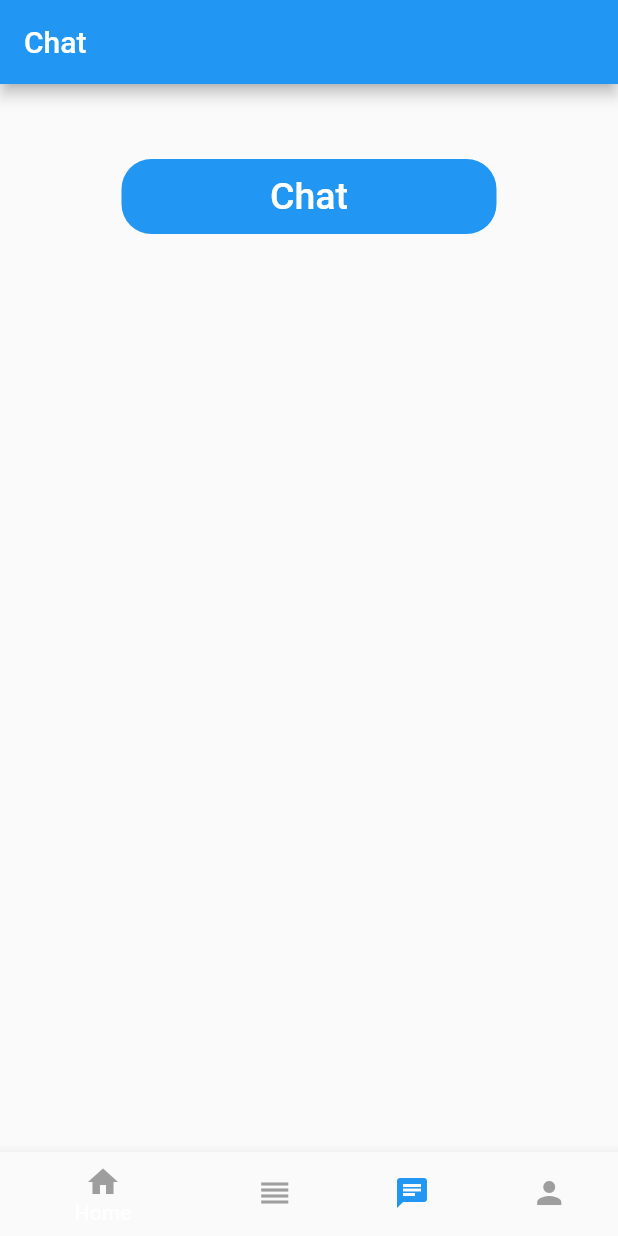
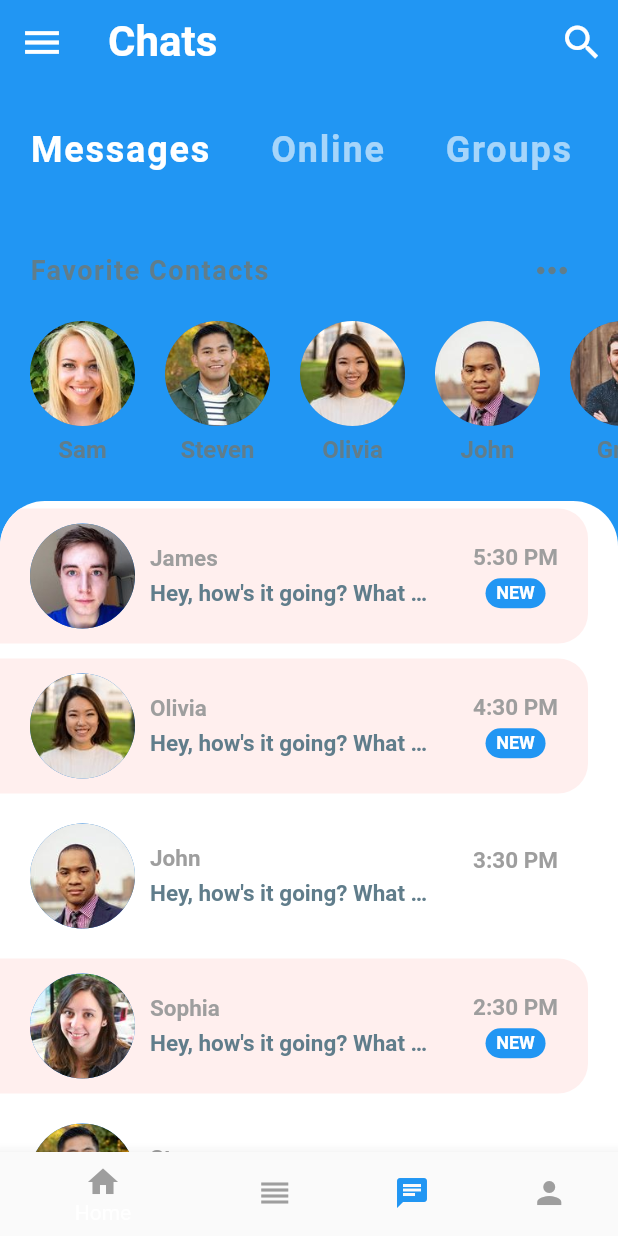
Before and after one commit to oak8MJ/Boardzy-ALPHA, a Flutter app: the HomePage screen opened by its route, swiped to page 3, on a phone screen of 412 x 824 dp. Run offline on Flutter 3.47's test engine with Material 2 defaults, Android fonts, the phone set to English and light mode, and no system bars.

Commit message:
chat UI kinda complete

```diff
--- a/lib/main.dart
+++ b/lib/main.dart
@@ -1,12 +1,14 @@
 import 'package:flutter/material.dart';
 import 'package:pages_familiar/login.dart';
+import 'package:pages_familiar/models/message_model.dart';
 import 'package:pages_familiar/pages/appbar.dart';
-import 'package:pages_familiar/pages/chat.dart';
+import 'package:pages_familiar/screens/home_screen.dart';
 import 'package:pages_familiar/pages/gaming.dart';
 import 'package:pages_familiar/pages/landingpage.dart';
 import 'package:pages_familiar/pages/officeboard.dart';
 import 'package:pages_familiar/pages/settings.dart';
 import 'package:pages_familiar/pages/signup.dart';
+import 'package:pages_familiar/screens/chat_screen.dart';
 
 void main() {
   runApp(MyApp());
@@ -29,7 +31,9 @@ class MyApp extends StatelessWidget {
         '/settings': (context) => SettingsPage(),
         '/Office': (context) => OfficePage(),
         '/gaming': (context) => GamingPage(),
-        '/Chat': (context) => ChatPage()
+
+        '/Chat': (context) => HomeScreen(),
+        '/Chatjohn': (context) => ChatScreen(user: john),
       },
     );
   }
--- /dev/null
+++ b/lib/models/message_model.dart
@@ -0,0 +1,164 @@
+import 'package:pages_familiar/models/user_model.dart';
+
+class Message {
+  final User sender;
+  final String
+      time; // Would usually be type DateTime or Firebase Timestamp in production apps
+  final String text;
+  final bool isLiked;
+  final bool unread;
+
+  Message({
+    required this.sender,
+    required this.time,
+    required this.text,
+    required this.isLiked,
+    required this.unread,
+  });
+}
+
+// YOU - current user
+final User currentUser = User(
+  id: 0,
+  name: 'Current User',
+  imageUrl: 'images/greg.jpg',
+);
+
+// USERS
+final User greg = User(
+  id: 1,
+  name: 'Greg',
+  imageUrl: 'images/greg.jpg',
+);
+final User james = User(
+  id: 2,
+  name: 'James',
+  imageUrl: 'images/james.jpg',
+);
+final User john = User(
+  id: 3,
+  name: 'John',
+  imageUrl: 'images/john.jpg',
+);
+final User olivia = User(
+  id: 4,
+  name: 'Olivia',
+  imageUrl: 'images/olivia.jpg',
+);
+final User sam = User(
+  id: 5,
+  name: 'Sam',
+  imageUrl: 'images/sam.jpg',
+);
+final User sophia = User(
+  id: 6,
+  name: 'Sophia',
+  imageUrl: 'images/sophia.jpg',
+);
+final User steven = User(
+  id: 7,
+  name: 'Steven',
+  imageUrl: 'images/steven.jpg',
+);
+
+// FAVORITE CONTACTS
+List<User> favorites = [sam, steven, olivia, john, greg];
+
+// EXAMPLE CHATS ON HOME SCREEN
+List<Message> chats = [
+  Message(
+    sender: james,
+    time: '5:30 PM',
+    text: 'Hey, how\'s it going? What did you do today?',
+    isLiked: false,
+    unread: true,
+  ),
+  Message(
+    sender: olivia,
+    time: '4:30 PM',
+    text: 'Hey, how\'s it going? What did you do today?',
+    isLiked: false,
+    unread: true,
+  ),
+  Message(
+    sender: john,
+    time: '3:30 PM',
+    text: 'Hey, how\'s it going? What did you do today?',
+    isLiked: false,
+    unread: false,
+  ),
+  Message(
+    sender: sophia,
+    time: '2:30 PM',
+    text: 'Hey, how\'s it going? What did you do today?',
+    isLiked: false,
+    unread: true,
+  ),
+  Message(
+    sender: steven,
+    time: '1:30 PM',
+    text: 'Hey, how\'s it going? What did you do today?',
+    isLiked: false,
+    unread: false,
+  ),
+  Message(
+    sender: sam,
+    time: '12:30 PM',
+    text: 'Hey, how\'s it going? What did you do today?',
+    isLiked: false,
+    unread: false,
+  ),
+  Message(
+    sender: greg,
+    time: '11:30 AM',
+    text: 'Hey, how\'s it going? What did you do today?',
+    isLiked: false,
+    unread: false,
+  ),
+];
+
+// EXAMPLE MESSAGES IN CHAT SCREEN
+List<Message> messages = [
+  Message(
+    sender: james,
+    time: '5:30 PM',
+    text: 'Hey, how\'s it going? What did you do today?',
+    isLiked: true,
+    unread: true,
+  ),
+  Message(
+    sender: currentUser,
+    time: '4:30 PM',
+    text: 'Just walked my doge. She was super duper cute. The best pupper!!',
+    isLiked: false,
+    unread: true,
+  ),
+  Message(
+    sender: james,
+    time: '3:45 PM',
+    text: 'How\'s the doggo?',
+    isLiked: false,
+    unread: true,
+  ),
+  Message(
+    sender: james,
+    time: '3:15 PM',
+    text: 'The GK61',
+    isLiked: true,
+    unread: true,
+  ),
+  Message(
+    sender: currentUser,
+    time: '2:30 PM',
+    text: 'Nice! What keyboard?',
+    isLiked: false,
+    unread: true,
+  ),
+  Message(
+    sender: james,
+    time: '2:00 PM',
+    text: 'This keyboard is so cool',
+    isLiked: false,
+    unread: true,
+  ),
+];
--- /dev/null
+++ b/lib/models/user_model.dart
@@ -0,0 +1,11 @@
+class User {
+  final int id;
+  final String name;
+  final String imageUrl;
+
+  User({
+    required this.id,
+    required this.name,
+    required this.imageUrl,
+  });
+}
--- a/lib/pages/appbar.dart
+++ b/lib/pages/appbar.dart
@@ -5,7 +5,7 @@ import 'package:flutter/material.dart';
 import 'package:pages_familiar/pages/account_page.dart';
 import 'package:pages_familiar/pages/categories.dart';
 import 'package:pages_familiar/pages/Home.dart';
-import 'package:pages_familiar/pages/chat.dart';
+import 'package:pages_familiar/screens/home_screen.dart';
 
 class HomePage extends StatefulWidget {
   HomePage({Key? key}) : super(key: key);
@@ -19,7 +19,7 @@ class _HomePageState extends State<HomePage> {
   List<Widget> _screens = [
     BlogPage(),
     CategoriesPage(),
-    ChatPage(),
+    HomeScreen(),
     AccountPage(),
   ];
 
--- a/lib/pages/chat.dart
+++ b/lib/pages/chat.dart
@@ -1,6 +1,6 @@
-import 'dart:ui';
 import 'package:flutter/widgets.dart';
 import 'package:flutter/material.dart';
+
 
 class ChatPage extends StatelessWidget {
   const ChatPage({Key? key}) : super(key: key);
@@ -28,7 +28,7 @@ class ChatPage extends StatelessWidget {
                     borderRadius: BorderRadius.circular(20)),
                 child: TextButton(
                   onPressed: () {
-                    Navigator.pushNamed(context, '');
+                    Navigator.pushNamed(context, '/Chat');
                   },
                   child: Text(
                     'Chat',
--- /dev/null
+++ b/lib/screens/home_screen.dart
@@ -0,0 +1,64 @@
+import 'package:flutter/material.dart';
+import 'package:pages_familiar/widgets/category_selector.dart';
+import 'package:pages_familiar/widgets/favorite_contacts.dart';
+import 'package:pages_familiar/widgets/recent_chats.dart';
+
+class HomeScreen extends StatefulWidget {
+  @override
+  _HomeScreenState createState() => _HomeScreenState();
+}
+
+class _HomeScreenState extends State<HomeScreen> {
+  @override
+  Widget build(BuildContext context) {
+    return Scaffold(
+      backgroundColor: Theme.of(context).primaryColor,
+      appBar: AppBar(
+        leading: IconButton(
+          icon: Icon(Icons.menu),
+          iconSize: 30.0,
+          color: Colors.white,
+          onPressed: () {},
+        ),
+        title: Text(
+          'Chats',
+          style: TextStyle(
+            fontSize: 28.0,
+            fontWeight: FontWeight.bold,
+          ),
+        ),
+        elevation: 0.0,
+        actions: <Widget>[
+          IconButton(
+            icon: Icon(Icons.search),
+            iconSize: 30.0,
+            color: Colors.white,
+            onPressed: () {},
+          ),
+        ],
+      ),
+      body: Column(
+        children: <Widget>[
+          CategorySelector(),
+          Expanded(
+            child: Container(
+              decoration: BoxDecoration(
+                color: Theme.of(context).accentColor,
+                borderRadius: BorderRadius.only(
+                  topLeft: Radius.circular(30.0),
+                  topRight: Radius.circular(30.0),
+                ),
+              ),
+              child: Column(
+                children: <Widget>[
+                  FavoriteContacts(),
+                  RecentChats(),
+                ],
+              ),
+            ),
+          ),
+        ],
+      ),
+    );
+  }
+}
--- /dev/null
+++ b/lib/widgets/category_selector.dart
@@ -0,0 +1,47 @@
+import 'package:flutter/material.dart';
+
+class CategorySelector extends StatefulWidget {
+  @override
+  _CategorySelectorState createState() => _CategorySelectorState();
+}
+
+class _CategorySelectorState extends State<CategorySelector> {
+  int selectedIndex = 0;
+  final List<String> categories = ['Messages', 'Online', 'Groups', 'Requests'];
+
+  @override
+  Widget build(BuildContext context) {
+    return Container(
+      height: 90.0,
+      color: Theme.of(context).primaryColor,
+      child: ListView.builder(
+        scrollDirection: Axis.horizontal,
+        itemCount: categories.length,
+        itemBuilder: (BuildContext context, int index) {
+          return GestureDetector(
+            onTap: () {
+              setState(() {
+                selectedIndex = index;
+              });
+            },
+            child: Padding(
+              padding: EdgeInsets.symmetric(
+                horizontal: 20.0,
+                vertical: 30.0,
+              ),
+              child: Text(
+                categories[index],
+                style: TextStyle(
+                  color: index == selectedIndex ? Colors.white : Colors.white60,
+                  fontSize: 24.0,
+                  fontWeight: FontWeight.bold,
+                  letterSpacing: 1.2,
+                ),
+              ),
+            ),
+          );
+        },
+      ),
+    );
+  }
+}
--- /dev/null
+++ b/lib/widgets/favorite_contacts.dart
@@ -0,0 +1,82 @@
+import 'package:flutter/material.dart';
+import 'package:pages_familiar/models/message_model.dart';
+import 'package:pages_familiar/screens/chat_screen.dart';
+
+class FavoriteContacts extends StatelessWidget {
+  @override
+  Widget build(BuildContext context) {
+    return Padding(
+      padding: EdgeInsets.symmetric(vertical: 10.0),
+      child: Column(
+        children: <Widget>[
+          Padding(
+            padding: EdgeInsets.symmetric(horizontal: 20.0),
+            child: Row(
+              mainAxisAlignment: MainAxisAlignment.spaceBetween,
+              children: <Widget>[
+                Text(
+                  'Favorite Contacts',
+                  style: TextStyle(
+                    color: Colors.blueGrey,
+                    fontSize: 18.0,
+                    fontWeight: FontWeight.bold,
+                    letterSpacing: 1.0,
+                  ),
+                ),
+                IconButton(
+                  icon: Icon(
+                    Icons.more_horiz,
+                  ),
+                  iconSize: 30.0,
+                  color: Colors.blueGrey,
+                  onPressed: () {},
+                ),
+              ],
+            ),
+          ),
+          Container(
+            height: 120.0,
+            child: ListView.builder(
+              padding: EdgeInsets.only(left: 10.0),
+              scrollDirection: Axis.horizontal,
+              itemCount: favorites.length,
+              itemBuilder: (BuildContext context, int index) {
+                return GestureDetector(
+                  onTap: () => Navigator.push(
+                    context,
+                    MaterialPageRoute(
+                      builder: (_) => ChatScreen(
+                        user: favorites[index],
+                      ),
+                    ),
+                  ),
+                  child: Padding(
+                    padding: EdgeInsets.all(10.0),
+                    child: Column(
+                      children: <Widget>[
+                        CircleAvatar(
+                          radius: 35.0,
+                          backgroundImage:
+                              AssetImage(favorites[index].imageUrl),
+                        ),
+                        SizedBox(height: 6.0),
+                        Text(
+                          favorites[index].name,
+                          style: TextStyle(
+                            color: Colors.blueGrey,
+                            fontSize: 16.0,
+                            fontWeight: FontWeight.w600,
+                          ),
+                        ),
+                      ],
+                    ),
+                  ),
+                );
+              },
+            ),
+          ),
+        ],
+      ),
+    );
+  }
+}
--- /dev/null
+++ b/lib/widgets/recent_chats.dart
@@ -0,0 +1,126 @@
+import 'package:flutter/material.dart';
+import 'package:pages_familiar/models/message_model.dart';
+import 'package:pages_familiar/screens/chat_screen.dart';
+
+class RecentChats extends StatelessWidget {
+  @override
+  Widget build(BuildContext context) {
+    return Expanded(
+      child: Container(
+        decoration: BoxDecoration(
+          color: Colors.white,
+          borderRadius: BorderRadius.only(
+            topLeft: Radius.circular(30.0),
+            topRight: Radius.circular(30.0),
+          ),
+        ),
+        child: ClipRRect(
+          borderRadius: BorderRadius.only(
+            topLeft: Radius.circular(30.0),
+            topRight: Radius.circular(30.0),
+          ),
+          child: ListView.builder(
+            itemCount: chats.length,
+            itemBuilder: (BuildContext context, int index) {
+              final Message chat = chats[index];
+              return GestureDetector(
+                onTap: () => Navigator.push(
+                  context,
+                  MaterialPageRoute(
+                    builder: (_) => ChatScreen(
+                      user: chat.sender,
+                    ),
+                  ),
+                ),
+                child: Container(
+                  margin: EdgeInsets.only(top: 5.0, bottom: 5.0, right: 20.0),
+                  padding:
+                      EdgeInsets.symmetric(horizontal: 20.0, vertical: 10.0),
+                  decoration: BoxDecoration(
+                    color: chat.unread ? Color(0xFFFFEFEE) : Colors.white,
+                    borderRadius: BorderRadius.only(
+                      topRight: Radius.circular(20.0),
+                      bottomRight: Radius.circular(20.0),
+                    ),
+                  ),
+                  child: Row(
+                    mainAxisAlignment: MainAxisAlignment.spaceBetween,
+                    children: <Widget>[
+                      Row(
+                        children: <Widget>[
+                          CircleAvatar(
+                            radius: 35.0,
+                            backgroundImage: AssetImage(chat.sender.imageUrl),
+                          ),
+                          SizedBox(width: 10.0),
+                          Column(
+                            crossAxisAlignment: CrossAxisAlignment.start,
+                            children: <Widget>[
+                              Text(
+                                chat.sender.name,
+                                style: TextStyle(
+                                  color: Colors.grey,
+                                  fontSize: 15.0,
+                                  fontWeight: FontWeight.bold,
+                                ),
+                              ),
+                              SizedBox(height: 5.0),
+                              Container(
+                                width: MediaQuery.of(context).size.width * 0.45,
+                                child: Text(
+                                  chat.text,
+                                  style: TextStyle(
+                                    color: Colors.blueGrey,
+                                    fontSize: 15.0,
+                                    fontWeight: FontWeight.w600,
+                                  ),
+                                  overflow: TextOverflow.ellipsis,
+                                ),
+                              ),
+                            ],
+                          ),
+                        ],
+                      ),
+                      Column(
+                        children: <Widget>[
+                          Text(
+                            chat.time,
+                            style: TextStyle(
+                              color: Colors.grey,
+                              fontSize: 15.0,
+                              fontWeight: FontWeight.bold,
+                            ),
+                          ),
+                          SizedBox(height: 5.0),
+                          chat.unread
+                              ? Container(
+                                  width: 40.0,
+                                  height: 20.0,
+                                  decoration: BoxDecoration(
+                                    color: Theme.of(context).primaryColor,
+                                    borderRadius: BorderRadius.circular(30.0),
+                                  ),
+                                  alignment: Alignment.center,
+                                  child: Text(
+                                    'NEW',
+                                    style: TextStyle(
+                                      color: Colors.white,
+                                      fontSize: 12.0,
+                                      fontWeight: FontWeight.bold,
+                                    ),
+                                  ),
+                                )
+                              : Text(''),
+                        ],
+                      ),
+                    ],
+                  ),
+                ),
+              );
+            },
+          ),
+        ),
+      ),
+    );
+  }
+}
```
Also changed, not shown: lib/screens/chat_screen.dart (added, +176 -0 lines), pubspec.yaml (+7 -0 lines), images/greg.jpg (added), images/james.jpg (added), images/john.jpg (added), images/olivia.jpg (added), images/sam.jpg (added), images/sophia.jpg (added), images/steven.jpg (added).
